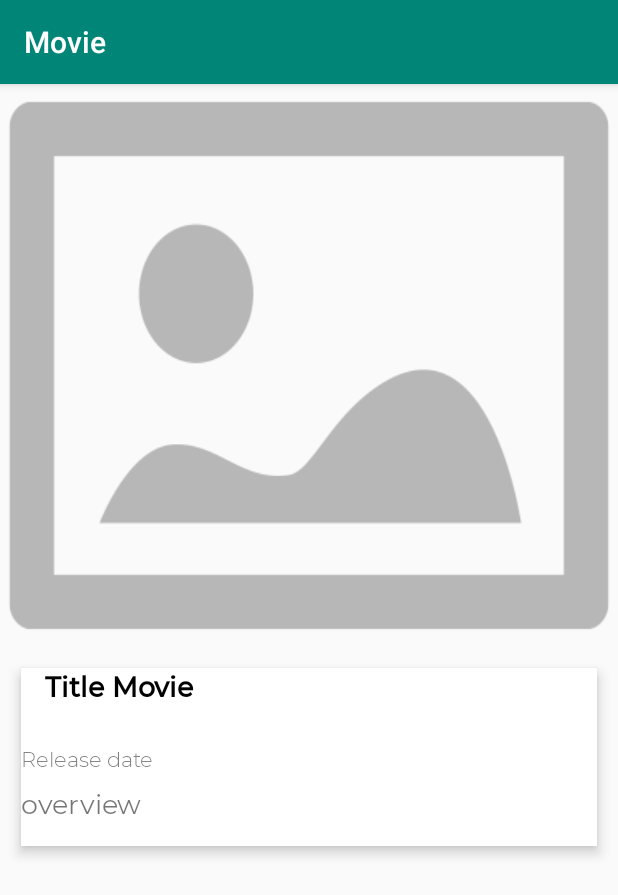
After one commit to tutuswidiya/Movie, an Android app: the DetailArticleActivity screen opened directly, with no data from a screen before it, on a phone screen of 412 x 824 dp. The commit adds this screen. Shown: the top 895 px of the screen. Run offline under Robolectric (Android 15) with nearby library versions, the phone set to English and light mode, and no system bars.

Commit message:
Auto stash before merge of "Fikri" and "origin/master"

```diff
--- a/app/build.gradle
+++ b/app/build.gradle
@@ -18,7 +18,6 @@ android {
             proguardFiles getDefaultProguardFile('proguard-android-optimize.txt'), 'proguard-rules.pro'
         }
     }
-
     compileOptions {
         sourceCompatibility = 1.8
         targetCompatibility = 1.8
@@ -42,7 +41,7 @@ dependencies {
 
     //design pattern
 
-    implementation 'android.arch.lifecycle:viewmodel:1.1.1'
+    implementation 'android.arch.lifecycle:com.example.movie.viewmodel:1.1.1'
     implementation 'android.arch.lifecycle:extensions:1.1.1'
     annotationProcessor 'android.arch.lifecycle:compiler:1.1.1'
 
@@ -53,6 +52,7 @@ dependencies {
 
     //Glide
     implementation 'com.github.bumptech.glide:glide:4.11.0'
+
     testImplementation 'junit:junit:4.12'
     androidTestImplementation 'androidx.test.ext:junit:1.1.1'
     androidTestImplementation 'androidx.test.espresso:espresso-core:3.2.0'
--- a/app/src/main/AndroidManifest.xml
+++ b/app/src/main/AndroidManifest.xml
@@ -10,6 +10,7 @@
         android:roundIcon="@mipmap/ic_launcher_round"
         android:supportsRtl="true"
         android:theme="@style/AppTheme">
+        <activity android:name=".view.DetailArticleActivity"></activity>
         <activity android:name=".view.SplashScreenActivity">
             <intent-filter>
                 <action android:name="android.intent.action.MAIN" />
@@ -17,8 +18,7 @@
                 <category android:name="android.intent.category.LAUNCHER" />
             </intent-filter>
         </activity>
-        <activity android:name=".view.MainActivity"/>
-
+        <activity android:name=".view.MainActivity" />
     </application>
 
 </manifest>
--- /dev/null
+++ b/app/src/main/java/com/example/movie/adapter/MovieAdapter.java
@@ -0,0 +1,4 @@
+package com.example.movie.adapter;
+
+public class MovieAdapter {
+}
--- /dev/null
+++ b/app/src/main/java/com/example/movie/view/DetailArticleActivity.java
@@ -0,0 +1,16 @@
+package com.example.movie.view;
+
+import androidx.appcompat.app.AppCompatActivity;
+
+import android.os.Bundle;
+
+import com.example.movie.R;
+
+public class DetailArticleActivity extends AppCompatActivity {
+
+    @Override
+    protected void onCreate(Bundle savedInstanceState) {
+        super.onCreate(savedInstanceState);
+        setContentView(R.layout.activity_detail_article);
+    }
+}
--- /dev/null
+++ b/app/src/main/res/layout/activity_detail_article.xml
@@ -0,0 +1,79 @@
+<?xml version="1.0" encoding="utf-8"?>
+<androidx.constraintlayout.widget.ConstraintLayout xmlns:android="http://schemas.android.com/apk/res/android"
+    xmlns:app="http://schemas.android.com/apk/res-auto"
+    xmlns:tools="http://schemas.android.com/tools"
+    android:layout_width="match_parent"
+    android:layout_height="match_parent"
+    tools:context=".view.DetailArticleActivity">
+
+    <ImageView
+        android:id="@+id/ImageView"
+        android:layout_width="match_parent"
+        android:layout_height="wrap_content"
+        android:layout_marginBottom="61dp"
+        android:contentDescription="@string/todo"
+        android:scaleType="fitXY"
+        android:src="@drawable/img_placeholder"
+        app:layout_constraintEnd_toEndOf="parent"
+        app:layout_constraintStart_toStartOf="parent"
+        app:layout_constraintTop_toTopOf="parent"/>
+
+
+
+    <LinearLayout
+        android:layout_width="match_parent"
+        android:layout_height="wrap_content"
+        android:layout_margin="14dp"
+        android:layout_marginTop="18dp"
+        android:background="@color/colorWhite"
+        android:elevation="5dp"
+        android:orientation="vertical"
+        android:paddingBottom="16dp"
+        app:layout_constraintEnd_toEndOf="parent"
+        app:layout_constraintStart_toStartOf="parent"
+        app:layout_constraintTop_toBottomOf="@id/ImageView">
+        <TextView
+            android:id="@+id/tv_original_title"
+            android:layout_width="match_parent"
+            android:layout_height="wrap_content"
+            android:layout_below="@+id/iv_poster"
+            android:layout_marginStart="16dp"
+            android:layout_marginEnd="16dp"
+            android:layout_marginBottom="8dp"
+            android:fontFamily="@font/mmedium"
+            android:text="@string/title_movie"
+            android:textColor="@android:color/black"
+            android:textSize="18sp"
+            android:textStyle="bold" />
+
+        <TextView
+            android:id="@+id/tv_original_language"
+            android:layout_width="0dp"
+            android:layout_height="wrap_content"
+            android:layout_weight="1"
+            android:ellipsize="end"
+            android:fontFamily="@font/mregular"
+            android:maxLines="1"
+            android:text="@string/language"
+            android:textStyle="bold" />
+
+        <TextView
+            android:id="@+id/tv_release_date"
+            android:layout_width="wrap_content"
+            android:layout_height="wrap_content"
+            android:fontFamily="@font/mlight"
+            android:text="@string/release_date" />
+        <TextView
+            android:id="@+id/tv_overview"
+            android:layout_width="match_parent"
+            android:layout_height="wrap_content"
+            android:layout_marginTop="8dp"
+            android:fontFamily="@font/mregular"
+            android:text="@string/Overview"
+            android:textSize="18sp"/>
+
+
+    </LinearLayout>
+
+
+</androidx.constraintlayout.widget.ConstraintLayout>
--- a/app/src/main/res/values/strings.xml
+++ b/app/src/main/res/values/strings.xml
@@ -5,4 +5,5 @@
     <string name="title_movie">Title Movie</string>
     <string name="language">language</string>
     <string name="release_date">Release date</string>
+    <string name="Overview">overview</string>
 </resources>
--- a/build.gradle
+++ b/build.gradle
@@ -7,7 +7,7 @@ buildscript {
 
     }
     dependencies {
-        classpath 'com.android.tools.build:gradle:3.5.3'
+        classpath 'com.android.tools.build:gradle:3.6.1'
 
         // NOTE: Do not place your application dependencies here; they belong
         // in the individual module build.gradle files
```
Also changed, not shown: app/src/main/java/com/example/movie/model/MovieRequest.java (+15 -0 lines), app/src/main/java/com/example/movie/view/MainActivity.java (+44 -0 lines), app/src/main/res/layout/activity_main.xml (+11 -1 lines), gradle/wrapper/gradle-wrapper.properties.
